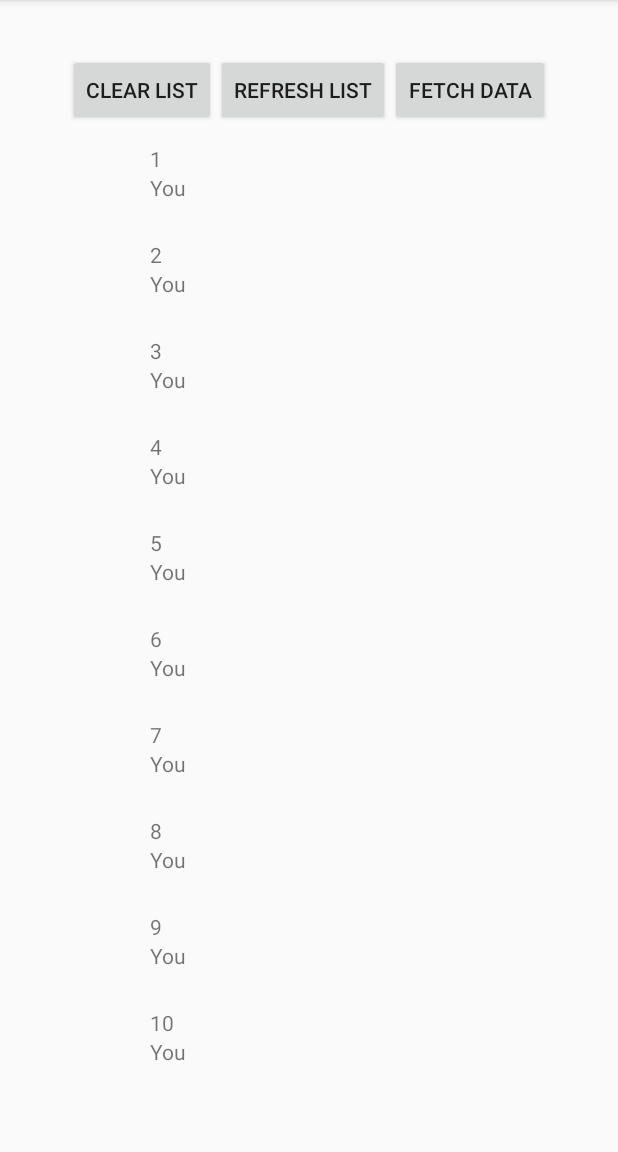
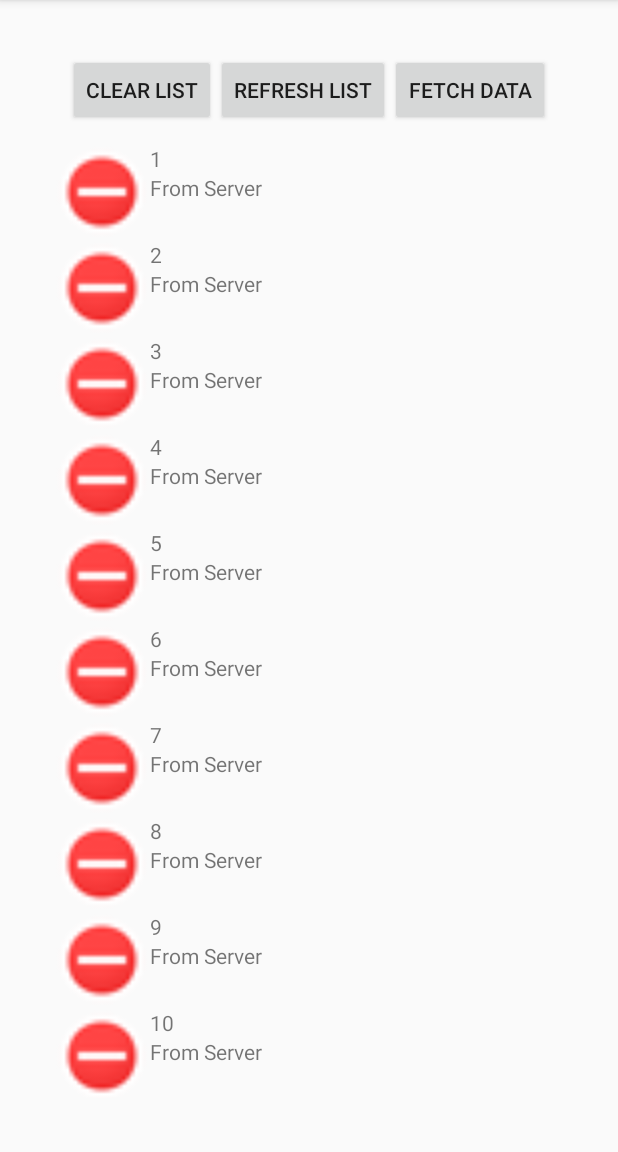
Before and after one commit to mhasanzadehir/AndroidProject, an Android app: the screen it shows after launch (MainActivity), after a tap on "FETCH DATA", on a phone screen of 412 x 824 dp, the part 84-1236 px from its top. Run offline under Robolectric (Android 15) with nearby library versions, the phone set to English and light mode, and no system bars; libraries missing offline, so code that uses them is left out: com.orhanobut.logger; 3 statements that could not run were skipped.

Commit message:
repair get and refresh function. add Image

```diff
--- a/app/src/main/java/ir/sharif/androidproject/MainActivity.kt
+++ b/app/src/main/java/ir/sharif/androidproject/MainActivity.kt
@@ -4,7 +4,9 @@ import android.os.Bundle
 import android.view.LayoutInflater
 import android.view.View
 import androidx.appcompat.app.AppCompatActivity
+import androidx.core.view.size
 import com.orhanobut.logger.Logger
+import ir.sharif.androidproject.managers.StorageManager
 import ir.sharif.androidproject.models.Item
 import ir.sharif.androidproject.models.Advertisement
 import ir.sharif.androidproject.models.AdvertisementType
@@ -36,7 +38,7 @@ class MainActivity : AppCompatActivity(), Advertiser.AdvertiseListener {
         Logger.i("New Advertised Data Received: ${advertisement.data}")
         // Update View
         runOnUiThread {
-            bindView(DataRepository.transformData(advertisement.data))
+            bindView(advertisement.data)
         }
     }
 
@@ -51,18 +53,34 @@ class MainActivity : AppCompatActivity(), Advertiser.AdvertiseListener {
     }
 
     private fun fetchList() {
-        listView.removeAllViews()
+        val dataSize = StorageManager.readFromPref()
+        if (listView.size < dataSize) {
+            listView.removeAllViews()
+            runOnUiThread {
+                bindView((listView.size + 1..dataSize).map { Item(it.toString(), "From Cache", "") })
+            }
+        }
         MessageController.fetch(fromCache = false)
     }
 
-    private fun bindView(dataList: List<Item>) =
+    private fun bindView(dataList: List<Item>) {
         dataList.forEach { listView.addView(createView(it)) }
+        Logger.i("size of list view " + listView.size)
+
+    }
 
     private fun createView(item: Item): View {
         val view = LayoutInflater.from(this).inflate(R.layout.item_layout, null)
         view.titleTextView.text = item.title
         view.subtitleTextView.text = item.subTitle
         view.image.loadUrl(item.image)
+        if (item.subTitle == "From Cache") {
+            view.image.setImageResource(R.drawable.cache_image)
+        } else if (item.subTitle == "From Refresh") {
+            view.image.setImageResource(R.drawable.storage_image)
+        } else if (item.subTitle == "From Server") {
+            view.image.setImageResource(R.drawable.server_image)
+        }
         return view
     }
 
--- a/app/src/main/java/ir/sharif/androidproject/MessageController.kt
+++ b/app/src/main/java/ir/sharif/androidproject/MessageController.kt
@@ -5,6 +5,7 @@ import ir.sharif.androidproject.managers.ConnectionManager
 import ir.sharif.androidproject.managers.StorageManager
 import ir.sharif.androidproject.models.Advertisement
 import ir.sharif.androidproject.models.AdvertisementType
+import ir.sharif.androidproject.models.Item
 
 object MessageController {
     private var last = 0
@@ -14,19 +15,14 @@ object MessageController {
             StorageManager.load(last)
             last += 10
         } else {
-            Logger.i("Read From File::" + StorageManager.readFromPref())
             ConnectionManager.load(StorageManager.readFromPref())
         }
     }
 
-    fun onFetchComplete(data: List<Int>, fromServer: Boolean = false) {
+    fun onFetchComplete(data: List<Item>, fromServer: Boolean = false) {
+        Advertiser.advertise(Advertisement(AdvertisementType.DATA_LOADED, data))
         if (fromServer) {
-            Advertiser.advertise(Advertisement(AdvertisementType.DATA_LOADED, (1..data.last()).toList()))
-            StorageManager.writeToPref(data.last())
-            Logger.i("Storage Manager::" + data.last())
-        }
-        else {
-            Advertiser.advertise(Advertisement(AdvertisementType.DATA_LOADED, data))
+            StorageManager.writeToPref(data.last().title.toInt())
         }
     }
 
--- a/app/src/main/java/ir/sharif/androidproject/managers/ConnectionManager.kt
+++ b/app/src/main/java/ir/sharif/androidproject/managers/ConnectionManager.kt
@@ -1,12 +1,13 @@
 package ir.sharif.androidproject.managers
 
 import ir.sharif.androidproject.MessageController
+import ir.sharif.androidproject.models.Item
 
 object ConnectionManager {
     private val cloud = DispatchQueue("Connection")
 
     fun load(number: Int) =
         cloud.postRunnable({
-            MessageController.onFetchComplete((number + 1..number + 10).toList(), true)
+            MessageController.onFetchComplete(((number + 1..number + 10).map { Item(it.toString(), "From Server", "") }), true)
         }, 100)
 }
--- a/app/src/main/java/ir/sharif/androidproject/managers/StorageManager.kt
+++ b/app/src/main/java/ir/sharif/androidproject/managers/StorageManager.kt
@@ -1,9 +1,9 @@
 package ir.sharif.androidproject.managers
 
-import android.content.SharedPreferences
 import android.preference.PreferenceManager
 import ir.sharif.androidproject.ApplicationContext
 import ir.sharif.androidproject.MessageController
+import ir.sharif.androidproject.models.Item
 
 object StorageManager {
     private val storage = DispatchQueue("Storage")
@@ -15,7 +15,7 @@ object StorageManager {
             if (last >= n) {
                 MessageController.onFetchComplete(emptyList(), false)
             } else {
-                MessageController.onFetchComplete((last + 1..last + 10).toList(), false)
+                MessageController.onFetchComplete((last + 1..last + 10).map { Item(it.toString(), "From Refresh", "") }, false)
             }
 
         }, 0)
--- a/app/src/main/java/ir/sharif/androidproject/models/Advertisement.kt
+++ b/app/src/main/java/ir/sharif/androidproject/models/Advertisement.kt
@@ -1,6 +1,6 @@
 package ir.sharif.androidproject.models
 
-data class Advertisement(val type: AdvertisementType, val data: List<Int>)
+data class Advertisement(val type: AdvertisementType, val data: List<Item>)
 
 enum class AdvertisementType {
     DATA_LOADED,
--- a/app/src/main/java/ir/sharif/androidproject/repository/DataRepository.kt
+++ b/app/src/main/java/ir/sharif/androidproject/repository/DataRepository.kt
@@ -20,7 +20,7 @@ object DataRepository {
         return newData
     }
 
-    fun transformData(data: List<Int>) = data.map { number -> Item(number.toString(), "You", "") }
+    fun transformData(data: List<String>, subTitle: String) = data.map { number -> Item(number, subTitle, "") }
 
     fun getData() = list
 
--- /dev/null
+++ b/app/src/main/res/drawable/cache_image.xml
@@ -0,0 +1,8 @@
+<?xml version="1.0" encoding="utf-8"?>
+<layer-list xmlns:android="http://schemas.android.com/apk/res/android">
+    <item>
+        <bitmap
+                android:gravity="center"
+                android:src="@android:drawable/presence_away"/>
+    </item>
+</layer-list>
--- /dev/null
+++ b/app/src/main/res/drawable/server_image.xml
@@ -0,0 +1,8 @@
+<?xml version="1.0" encoding="utf-8"?>
+<layer-list xmlns:android="http://schemas.android.com/apk/res/android">
+    <item>
+        <bitmap
+                android:gravity="center"
+                android:src="@android:drawable/presence_busy"/>
+    </item>
+</layer-list>
--- /dev/null
+++ b/app/src/main/res/drawable/storage_image.xml
@@ -0,0 +1,8 @@
+<?xml version="1.0" encoding="utf-8"?>
+<layer-list xmlns:android="http://schemas.android.com/apk/res/android">
+    <item>
+        <bitmap
+                android:gravity="center"
+                android:src="@android:drawable/presence_online"/>
+    </item>
+</layer-list>
```
